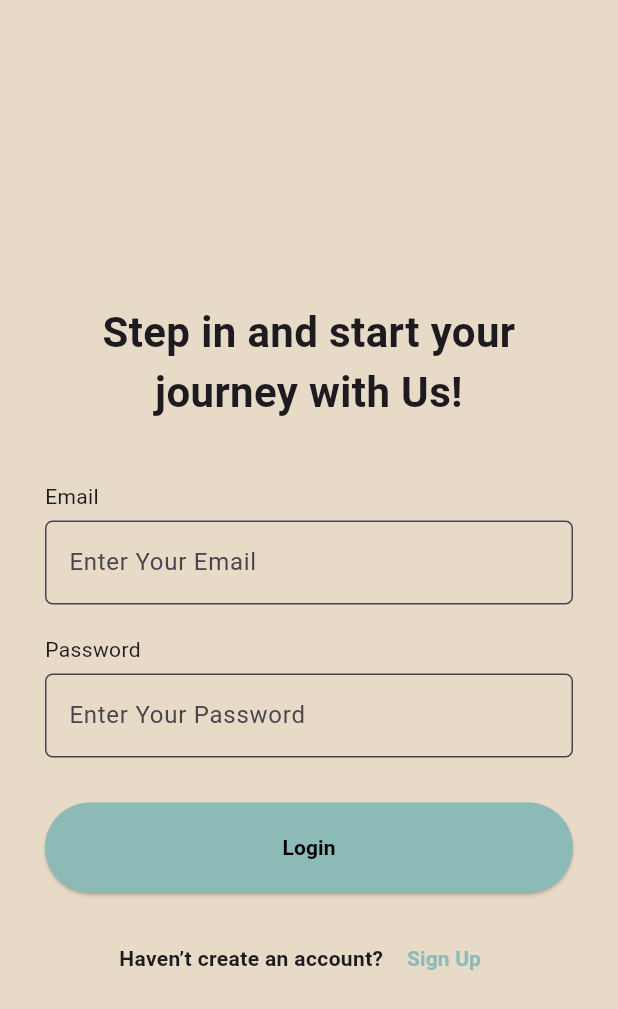
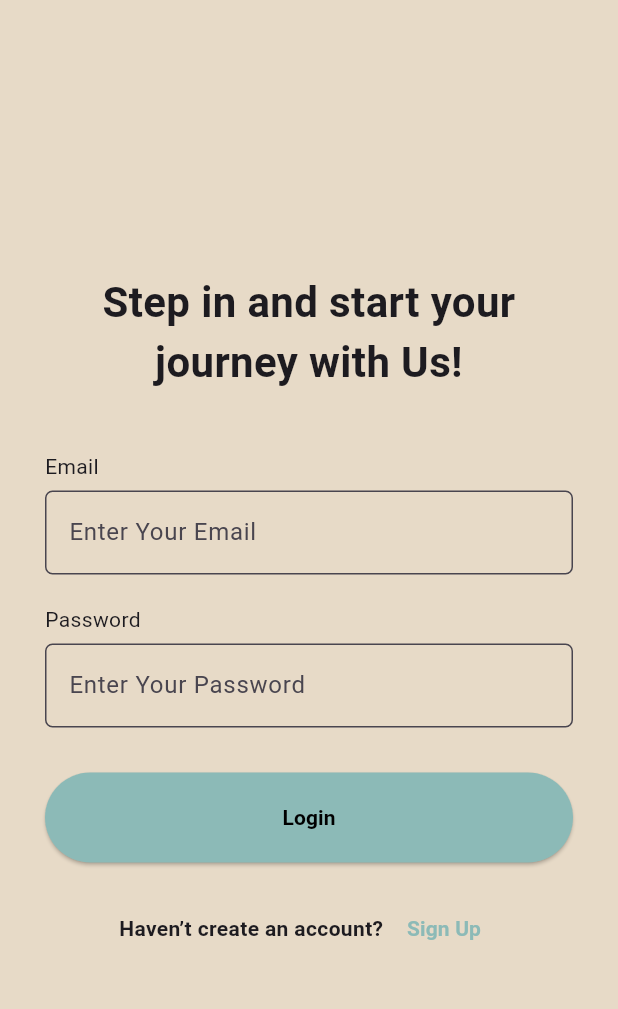
Before and after one commit to 1tshadowz/ITDS283_Sec2_Group12, a Flutter app: the screen it shows after launch, on a phone screen of 412 x 824 dp. Shown: the top 1009 px of the screen. Run offline on Flutter 3.47's test engine with Material 3 defaults, Android fonts, the phone set to English and light mode, and no system bars.

Commit message:
Revert "fix login fail"
This reverts commit 5568f821bc62228c258facc0543d05cf2f483663.

```diff
--- a/lib/pages/login.dart
+++ b/lib/pages/login.dart
@@ -1,24 +1,10 @@
+// login.dart
 import 'package:flutter/material.dart';
 import 'create_account_page.dart';
 import 'dashboard.dart';
 
-class LoginPage extends StatefulWidget {
+class LoginPage extends StatelessWidget {
   const LoginPage({super.key});
-
-  @override
-  State<LoginPage> createState() => _LoginPageState();
-}
-
-class _LoginPageState extends State<LoginPage> {
-  final TextEditingController _emailController = TextEditingController();
-  final TextEditingController _passwordController = TextEditingController();
-
-  @override
-  void dispose() {
-    _emailController.dispose();
-    _passwordController.dispose();
-    super.dispose();
-  }
 
   @override
   Widget build(BuildContext context) {
@@ -28,11 +14,9 @@ class _LoginPageState extends State<LoginPage> {
         child: Center(
           child: Padding(
             padding: const EdgeInsets.symmetric(horizontal: 30),
-            child: SingleChildScrollView(
             child: Column(
               mainAxisAlignment: MainAxisAlignment.center,
               children: [
-                  const SizedBox(height: 40),
                 const Text(
                   "Step in and start your\njourney with Us!",
                   textAlign: TextAlign.center,
@@ -45,14 +29,11 @@ class _LoginPageState extends State<LoginPage> {
                 ),
                 const SizedBox(height: 6),
                 TextField(
-                    controller: _emailController,
                   decoration: InputDecoration(
                     hintText: 'Enter Your Email',
                     filled: true,
                     fillColor: const Color(0xFFE7DAC7),
-                      border: OutlineInputBorder(
-                        borderRadius: BorderRadius.circular(5),
-                      ),
+                    border: OutlineInputBorder(borderRadius: BorderRadius.circular(5)),
                   ),
                 ),
                 const SizedBox(height: 20),
@@ -62,47 +43,35 @@ class _LoginPageState extends State<LoginPage> {
                 ),
                 const SizedBox(height: 6),
                 TextField(
-                    controller: _passwordController,
                   obscureText: true,
                   decoration: InputDecoration(
                     hintText: 'Enter Your Password',
                     filled: true,
                     fillColor: const Color(0xFFE7DAC7),
-                      border: OutlineInputBorder(
-                        borderRadius: BorderRadius.circular(5),
+                    border: OutlineInputBorder(borderRadius: BorderRadius.circular(5)),
                   ),
                 ),
-                  ),
+
                 const SizedBox(height: 30),
                 SizedBox(
                   width: double.infinity,
                   height: 60,
                   child: ElevatedButton(
-                      style: ElevatedButton.styleFrom(
-                        backgroundColor: const Color(0xFF8CBAB7),
-                      ),
+                    style: ElevatedButton.styleFrom(backgroundColor: const Color(0xFF8CBAB7)),
                     onPressed: () {
                       Navigator.push(
                         context,
-                          MaterialPageRoute(
-                            builder: (_) => const DashboardPage(),
-                          ),
+                        MaterialPageRoute(builder: (_) => const DashboardPage()),
                       );
                     },
-                      child: const Text(
-                        "Login",
-                        style: TextStyle(color: Colors.black, fontWeight: FontWeight.bold),
-                      ),
+                    child: const Text("Login", style: TextStyle(color: Colors.black, fontWeight: FontWeight.bold)),
                   ),
                 ),
                 const SizedBox(height: 20),
                 Row(
                   mainAxisAlignment: MainAxisAlignment.center,
                   children: [
-                      const Text(
-                        "Haven’t create an account? ",
-                        style: TextStyle(fontWeight: FontWeight.bold),
-                      ),
+                    const Text("Haven’t create an account? ", style: TextStyle(fontWeight: FontWeight.bold)),
                     TextButton(
                       onPressed: () {
                         Navigator.push(
@@ -110,13 +79,7 @@ class _LoginPageState extends State<LoginPage> {
                           MaterialPageRoute(builder: (_) => const CreateAccountPage()),
                         );
                       },
-                        child: const Text(
-                          "Sign Up",
-                          style: TextStyle(
-                            color: Color(0xFF8CBAB7),
-                            fontWeight: FontWeight.bold,
-                          ),
-                        ),
+                      child: const Text("Sign Up", style: TextStyle(color: Color(0xFF8CBAB7), fontWeight: FontWeight.bold)),
                     ),
                   ],
                 )
@@ -125,7 +88,6 @@ class _LoginPageState extends State<LoginPage> {
           ),
         ),
       ),
-      ),
     );
   }
 }
```
Also changed, not shown: lib/pages/dashboard.dart (+1 -8 lines), pubspec.yaml (+71 -5 lines). Lines whose indentation alone changed are shown as unchanged.
